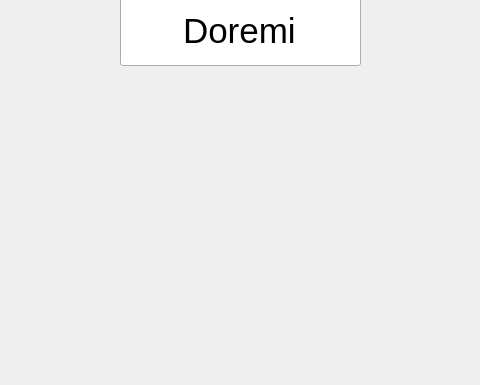
First picture: the form in doremi/mainwindow.ui, repository program-practice-doremi/doremi_old, before the edit; both pictures show x 150 to 630 and y 215 to 600 of the 800 by 600 pixel window.
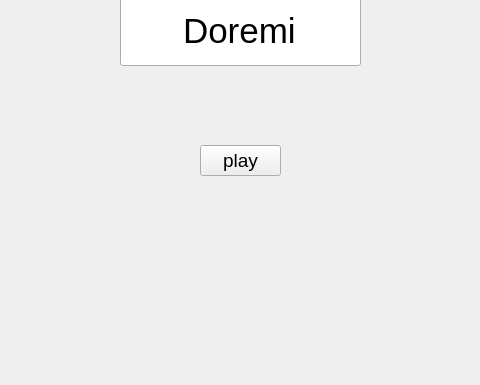
Second picture: the form after the edit.

What changed in the file:
```diff
--- a/doremi/mainwindow.ui
+++ b/doremi/mainwindow.ui
@@ -35,6 +35,24 @@
      <set>Qt::AlignCenter</set>
     </property>
    </widget>
+   <widget class="QPushButton" name="pushButton">
+    <property name="geometry">
+     <rect>
+      <x>350</x>
+      <y>360</y>
+      <width>81</width>
+      <height>31</height>
+     </rect>
+    </property>
+    <property name="font">
+     <font>
+      <pointsize>14</pointsize>
+     </font>
+    </property>
+    <property name="text">
+     <string>play</string>
+    </property>
+   </widget>
   </widget>
   <widget class="QMenuBar" name="menubar">
    <property name="geometry">
```
